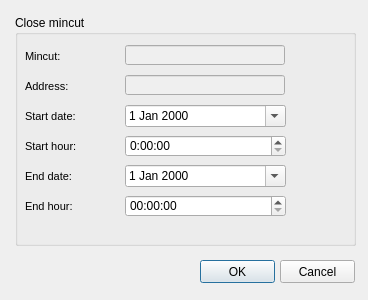
Qt form ui/mincut_fin.ui (Giswater/giswater_qgis_plugin) before a commit.
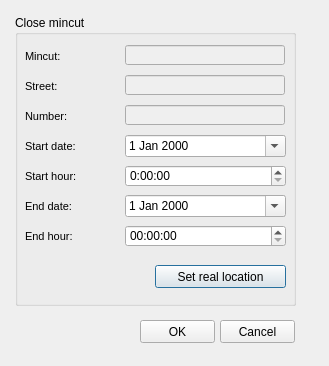
The same form after that commit.

The edit to the form file:
```diff
--- a/ui/mincut_fin.ui
+++ b/ui/mincut_fin.ui
@@ -6,8 +6,8 @@
    <rect>
     <x>0</x>
     <y>0</y>
-    <width>368</width>
-    <height>300</height>
+    <width>329</width>
+    <height>366</height>
    </rect>
   </property>
   <property name="windowTitle">
@@ -18,8 +18,8 @@
     <rect>
      <x>15</x>
      <y>15</y>
-     <width>341</width>
-     <height>231</height>
+     <width>281</width>
+     <height>291</height>
     </rect>
    </property>
    <property name="title">
@@ -131,7 +131,7 @@
      <enum>QFrame::Plain</enum>
     </property>
     <property name="text">
-     <string>Address:</string>
+     <string>Street:</string>
     </property>
     <property name="textFormat">
      <enum>Qt::AutoText</enum>
@@ -150,7 +150,7 @@
     <property name="geometry">
      <rect>
       <x>10</x>
-      <y>90</y>
+      <y>120</y>
       <width>90</width>
       <height>22</height>
      </rect>
@@ -186,7 +186,7 @@
     <property name="geometry">
      <rect>
       <x>10</x>
-      <y>120</y>
+      <y>150</y>
       <width>90</width>
       <height>22</height>
      </rect>
@@ -225,7 +225,7 @@
     <property name="geometry">
      <rect>
       <x>110</x>
-      <y>120</y>
+      <y>150</y>
       <width>161</width>
       <height>22</height>
      </rect>
@@ -259,7 +259,7 @@
     <property name="geometry">
      <rect>
       <x>110</x>
-      <y>180</y>
+      <y>210</y>
       <width>161</width>
       <height>22</height>
      </rect>
@@ -275,7 +275,7 @@
     <property name="geometry">
      <rect>
       <x>10</x>
-      <y>180</y>
+      <y>210</y>
       <width>90</width>
       <height>22</height>
      </rect>
@@ -311,7 +311,7 @@
     <property name="geometry">
      <rect>
       <x>10</x>
-      <y>150</y>
+      <y>180</y>
       <width>90</width>
       <height>22</height>
      </rect>
@@ -347,7 +347,7 @@
     <property name="geometry">
      <rect>
       <x>110</x>
-      <y>150</y>
+      <y>180</y>
       <width>161</width>
       <height>22</height>
      </rect>
@@ -366,7 +366,7 @@
     <property name="geometry">
      <rect>
       <x>110</x>
-      <y>90</y>
+      <y>120</y>
       <width>161</width>
       <height>22</height>
      </rect>
@@ -378,12 +378,83 @@
      <bool>true</bool>
     </property>
    </widget>
+   <widget class="QPushButton" name="btn_set_real_location">
+    <property name="geometry">
+     <rect>
+      <x>140</x>
+      <y>250</y>
+      <width>131</width>
+      <height>23</height>
+     </rect>
+    </property>
+    <property name="text">
+     <string>Set real location</string>
+    </property>
+   </widget>
+   <widget class="QLineEdit" name="number">
+    <property name="enabled">
+     <bool>false</bool>
+    </property>
+    <property name="geometry">
+     <rect>
+      <x>110</x>
+      <y>90</y>
+      <width>160</width>
+      <height>20</height>
+     </rect>
+    </property>
+    <property name="styleSheet">
+     <string notr="true"/>
+    </property>
+    <property name="text">
+     <string/>
+    </property>
+    <property name="alignment">
+     <set>Qt::AlignLeading|Qt::AlignLeft|Qt::AlignVCenter</set>
+    </property>
+   </widget>
+   <widget class="QLabel" name="label_label_x_7">
+    <property name="geometry">
+     <rect>
+      <x>10</x>
+      <y>90</y>
+      <width>90</width>
+      <height>22</height>
+     </rect>
+    </property>
+    <property name="font">
+     <font>
+      <pointsize>8</pointsize>
+     </font>
+    </property>
+    <property name="frameShape">
+     <enum>QFrame::NoFrame</enum>
+    </property>
+    <property name="frameShadow">
+     <enum>QFrame::Plain</enum>
+    </property>
+    <property name="text">
+     <string>Number:</string>
+    </property>
+    <property name="textFormat">
+     <enum>Qt::AutoText</enum>
+    </property>
+    <property name="scaledContents">
+     <bool>false</bool>
+    </property>
+    <property name="alignment">
+     <set>Qt::AlignLeading|Qt::AlignLeft|Qt::AlignVCenter</set>
+    </property>
+    <property name="margin">
+     <number>3</number>
+    </property>
+   </widget>
   </widget>
   <widget class="QPushButton" name="btn_accept">
    <property name="geometry">
     <rect>
-     <x>200</x>
-     <y>260</y>
+     <x>140</x>
+     <y>320</y>
      <width>75</width>
      <height>23</height>
     </rect>
@@ -395,8 +466,8 @@
   <widget class="QPushButton" name="btn_cancel">
    <property name="geometry">
     <rect>
-     <x>280</x>
-     <y>260</y>
+     <x>220</x>
+     <y>320</y>
      <width>75</width>
      <height>23</height>
     </rect>
```
Left out of the diff: 2 changed lines with no effect on the pictures.
